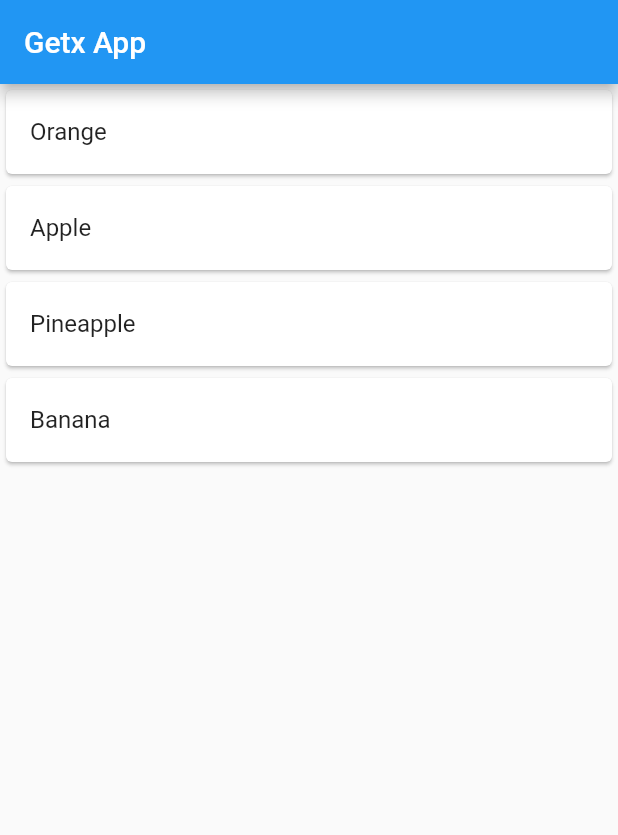
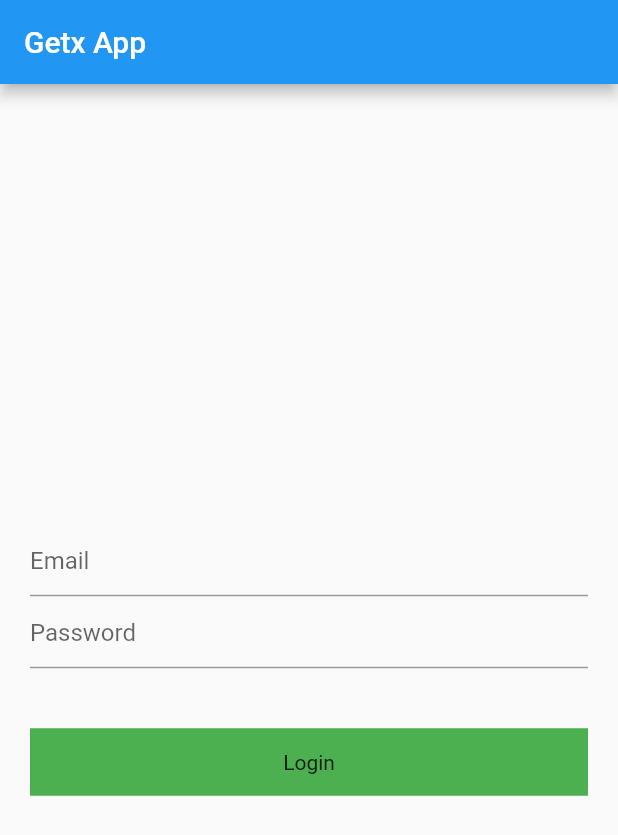
Before and after one commit to shaurya019/Flutter-GetX, a Flutter app: the screen it shows after launch, on a phone screen of 412 x 824 dp. Shown: the top 835 px of the screen. Run offline on Flutter 3.47's test engine with Material 2 defaults, Android fonts, the phone set to English and light mode, and no system bars; our stand-ins replace get; missing offline and left inert: dart:ffi.

Commit message:
GetX Login

```diff
--- /dev/null
+++ b/lib/controllers /login.dart
@@ -0,0 +1,42 @@
+import 'dart:convert';
+import 'dart:io';
+import 'package:flutter/cupertino.dart';
+import 'package:get/get.dart';
+import 'package:http/http.dart';
+
+
+class LoginController extends GetxController {
+
+  final emailController = TextEditingController().obs ;
+  final password = TextEditingController().obs ;
+
+  RxBool loading = false.obs ;
+
+
+  void loginApi() async{
+    loading.value = true ;
+    try{
+
+      final response = await post(Uri.parse('https://reqres.in/api/login'),
+          body: {
+            "email": emailController.value.text.toString(),
+            "password": password.value.text.toString()
+          });
+
+      var data = jsonDecode(response.body);
+
+      if(response.statusCode ==200){
+        loading.value = false ;
+        Get.snackbar('Login',  'login successfully');
+
+      }else {
+        loading.value = false ;
+        Get.snackbar('Login',  data['error']);
+      }
+    }
+    catch(e){
+      loading.value = false ;
+      Get.snackbar('Error', e.toString());
+    }
+  }
+}
--- a/lib/home_screen.dart
+++ b/lib/home_screen.dart
@@ -3,6 +3,7 @@ import 'package:get/get.dart';
 import 'controllers /counter_example.dart';
 import 'controllers /example_two_controller.dart';
 import 'controllers /favourite_controller.dart';
+import 'controllers /login.dart';
 import 'controllers /notification.dart';
 
 
@@ -21,30 +22,46 @@ class _HomeScreenState extends State<HomeScreen> {
   }
 
   Widget build(BuildContext context) {
-    FavController favController = Get.put(FavController());
+    final controller = Get.put(LoginController());
     return Scaffold(
       appBar: AppBar(
         title: Text('Getx App'),
       ),
-      body:ListView.builder(
-          itemCount: favController.arr.length,
-          itemBuilder: (context,index){
-            return Card(
-              child: ListTile(
+      body: SafeArea(
+        child: Padding(
+          padding: const EdgeInsets.symmetric(horizontal: 20),
+          child: Column(
+            mainAxisAlignment: MainAxisAlignment.center,
+            crossAxisAlignment: CrossAxisAlignment.center,
+            children: [
+              TextFormField(
+                controller: controller.emailController.value,
+                decoration: InputDecoration(
+                    hintText: 'Email'
+                ),
+              ),
+              TextFormField(
+                controller: controller.password.value,
+                obscureText: true,
+                decoration: InputDecoration(
+                    hintText: 'Password'
+                ),
+              ),
+              SizedBox(height: 40,),
+              Obx(() => InkWell(
                 onTap: (){
-                  if(favController.temp.contains(favController.arr[index].toString())){
-                    favController.removeFav(favController.arr[index].toString());
-                  }else{
-                    favController.addFav(favController.arr[index].toString());
-                  }
+                  controller.loginApi();
                 },
-                title: Text(favController.arr[index].toString()),
-                trailing:Obx( ()=>Icon(Icons.favorite,
-                  color: favController.temp.contains(favController.arr[index].toString()) ? Colors.red : Colors.white,
-                ) )
-              ),
-            );
-          })
+                child: controller.loading.value ? Center(child: CircularProgressIndicator()) :  Container(
+                  height: 45,
+                  color: Colors.green,
+                  child: Center(child: Text('Login')),
+                ),
+              ))
+            ],
+          ),
+        ),
+      ),
     );
   }
 }
--- a/pubspec.yaml
+++ b/pubspec.yaml
@@ -36,7 +36,9 @@ dependencies:
   # The following adds the Cupertino Icons font to your application.
   # Use with the CupertinoIcons class for iOS style icons.
   cupertino_icons: ^1.0.2
+  image_picker:
   get: ^4.6.5
+  http:
 
 dev_dependencies:
   flutter_test:
```
Also changed, not shown: lib/controllers /image_picker_controller.dart (deleted), pubspec.lock, 1 other file.
